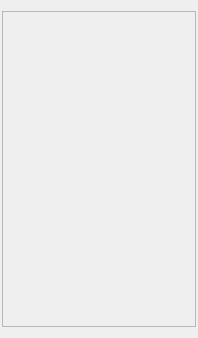
Qt form gui/historywidget.ui (Soerboe/Urim) before a commit.
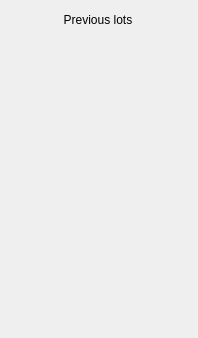
The same form after that commit.

Commit message:
Updates design of history widget and adds splitter
Can now change size of history widget

Patch:
```diff
--- a/gui/historywidget.ui
+++ b/gui/historywidget.ui
@@ -10,18 +10,112 @@
     <height>338</height>
    </rect>
   </property>
+  <property name="minimumSize">
+   <size>
+    <width>150</width>
+    <height>0</height>
+   </size>
+  </property>
   <property name="windowTitle">
    <string/>
   </property>
-  <layout class="QVBoxLayout" name="verticalLayout" stretch="93">
+  <layout class="QVBoxLayout" name="verticalLayout">
+   <property name="spacing">
+    <number>0</number>
+   </property>
    <property name="leftMargin">
-    <number>2</number>
+    <number>0</number>
+   </property>
+   <property name="topMargin">
+    <number>0</number>
    </property>
    <property name="rightMargin">
-    <number>2</number>
+    <number>0</number>
    </property>
+   <property name="bottomMargin">
+    <number>0</number>
+   </property>
+   <item>
+    <layout class="QHBoxLayout" name="horizontalLayout">
+     <property name="topMargin">
+      <number>0</number>
+     </property>
+     <property name="rightMargin">
+      <number>0</number>
+     </property>
+     <item>
+      <widget class="QWidget" name="spacer1" native="true">
+       <property name="sizePolicy">
+        <sizepolicy hsizetype="Fixed" vsizetype="Preferred">
+         <horstretch>0</horstretch>
+         <verstretch>0</verstretch>
+        </sizepolicy>
+       </property>
+       <property name="minimumSize">
+        <size>
+         <width>8</width>
+         <height>0</height>
+        </size>
+       </property>
+       <property name="maximumSize">
+        <size>
+         <width>8</width>
+         <height>16777215</height>
+        </size>
+       </property>
+      </widget>
+     </item>
+     <item>
+      <widget class="QLabel" name="heading">
+       <property name="sizePolicy">
+        <sizepolicy hsizetype="Preferred" vsizetype="Fixed">
+         <horstretch>0</horstretch>
+         <verstretch>0</verstretch>
+        </sizepolicy>
+       </property>
+       <property name="minimumSize">
+        <size>
+         <width>0</width>
+         <height>40</height>
+        </size>
+       </property>
+       <property name="maximumSize">
+        <size>
+         <width>16777215</width>
+         <height>40</height>
+        </size>
+       </property>
+       <property name="text">
+        <string>Previous lots</string>
+       </property>
+       <property name="alignment">
+        <set>Qt::AlignCenter</set>
+       </property>
+      </widget>
+     </item>
+     <item>
+      <widget class="QWidget" name="spacer2" native="true">
+       <property name="minimumSize">
+        <size>
+         <width>10</width>
+         <height>0</height>
+        </size>
+       </property>
+       <property name="maximumSize">
+        <size>
+         <width>10</width>
+         <height>16777215</height>
+        </size>
+       </property>
+      </widget>
+     </item>
+    </layout>
+   </item>
    <item>
     <widget class="QScrollArea" name="scrollArea">
+     <property name="frameShape">
+      <enum>QFrame::NoFrame</enum>
+     </property>
      <property name="verticalScrollBarPolicy">
       <enum>Qt::ScrollBarAlwaysOff</enum>
      </property>
@@ -42,13 +136,13 @@
        <rect>
         <x>0</x>
         <y>0</y>
-        <width>192</width>
-        <height>318</height>
+        <width>198</width>
+        <height>296</height>
        </rect>
       </property>
       <layout class="QVBoxLayout" name="verticalLayout_3">
        <property name="leftMargin">
-        <number>6</number>
+        <number>1</number>
        </property>
        <property name="topMargin">
         <number>1</number>
```
The commit also changes 7 other files.
